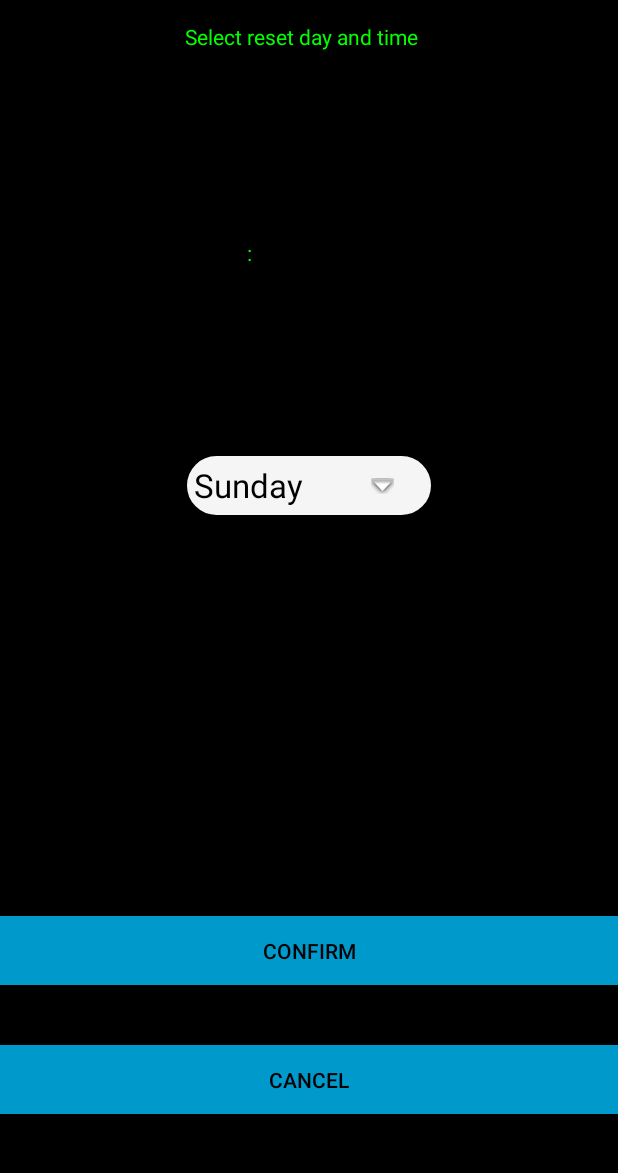
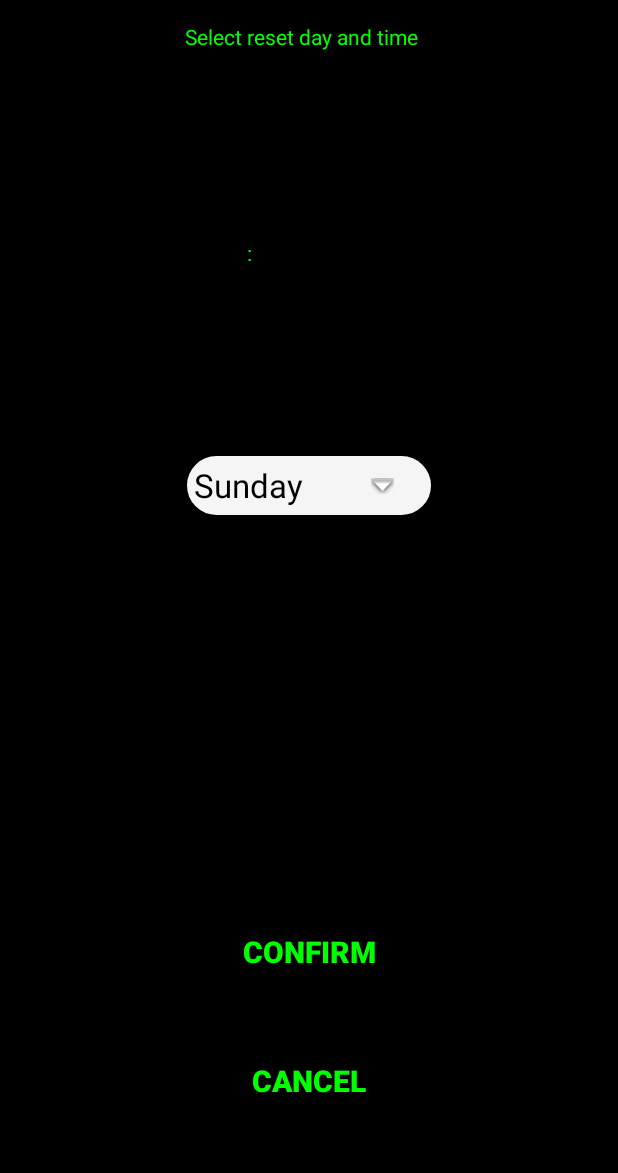
Before and after one commit to morzel1/AndroidWeeklyScheduler, an Android app: the Main2Activity screen opened directly, with no data from a screen before it, on a phone screen of 412 x 824 dp, the part 62-1235 px from its top. Run offline under Robolectric (Android 15) with nearby library versions, the phone set to English and light mode, and no system bars; 2 statements that could not run were skipped.

Commit message:
Fixed confirm/cancel button on timepicker screen

```diff
--- a/RestartScheduler/app/src/main/java/rdm/restartscheduler/Main2Activity.java
+++ b/RestartScheduler/app/src/main/java/rdm/restartscheduler/Main2Activity.java
@@ -9,6 +9,7 @@ import android.util.Log;
 import android.view.View;
 import android.widget.AdapterView;
 import android.widget.ArrayAdapter;
+import android.widget.LinearLayout;
 import android.widget.Spinner;
 import android.widget.TimePicker;
 
--- a/RestartScheduler/app/src/main/res/layout/activity_main2.xml
+++ b/RestartScheduler/app/src/main/res/layout/activity_main2.xml
@@ -14,13 +14,14 @@
         android:layout_alignParentStart="true"
         android:layout_alignParentTop="true"
         android:layout_marginBottom="40dp"
-        android:background="@android:color/holo_blue_dark"
         android:onClick="confirm"
         android:text="Confirm"
-        android:textColor="@color/colorBlack"
-        android:textColorHighlight="@android:color/black"
+        android:textSize="20sp"
+        android:textStyle="bold"
+        android:theme="@style/theme1Button"
         app:layout_constraintBottom_toTopOf="@+id/buttonExit"
-        tools:layout_editor_absoluteX="0dp" />
+        tools:layout_editor_absoluteX="0dp"
+        style="?android:attr/borderlessButtonStyle"/>
 
     <Button
         android:id="@+id/buttonExit"
@@ -29,13 +30,14 @@
         android:layout_alignParentBottom="true"
         android:layout_alignParentStart="true"
         android:layout_marginBottom="40dp"
-        android:background="@android:color/holo_blue_dark"
         android:onClick="cancel"
         android:text="Cancel"
-        android:textColor="@color/colorBlack"
-        android:textColorHighlight="@android:color/black"
+        android:textSize="20sp"
+        android:textStyle="bold"
+        android:theme="@style/theme1Button"
         app:layout_constraintBottom_toBottomOf="parent"
-        tools:layout_editor_absoluteX="0dp" />
+        tools:layout_editor_absoluteX="0dp"
+        style="?android:attr/borderlessButtonStyle"/>
 
     <Spinner
         android:id="@+id/spinner1"
--- a/RestartScheduler/app/src/main/res/values/colors.xml
+++ b/RestartScheduler/app/src/main/res/values/colors.xml
@@ -10,6 +10,7 @@
     <color name="darkGray">#808080</color>
 
     <color name="backgroundColor">#000</color>
+    <color name="transparent">#00000000</color>
     <color name="colorTitle">#00ff00</color>
     <color name="colorWords">#7fff7f</color>
     <color name="colorYes">#00ff00</color>
--- a/RestartScheduler/app/src/main/res/values/styles.xml
+++ b/RestartScheduler/app/src/main/res/values/styles.xml
@@ -35,6 +35,13 @@
         <item name="android:colorForeground">@color/colorTitle</item>
     </style>
 
+    <!-- green and black theme buttons -->
+    <style name="theme1Button" parent="@android:style/Widget.Material.Button.Borderless">
+        <item name="colorButtonNormal">@color/transparent</item>
+        <item name="boxBackgroundColor">@color/transparent</item>
+        <item name="android:textColor">@color/colorTitle</item>
+    </style>
+
 
     <!-- black and white theme -->
     <style name="theme2" parent="AppTheme" >
```
